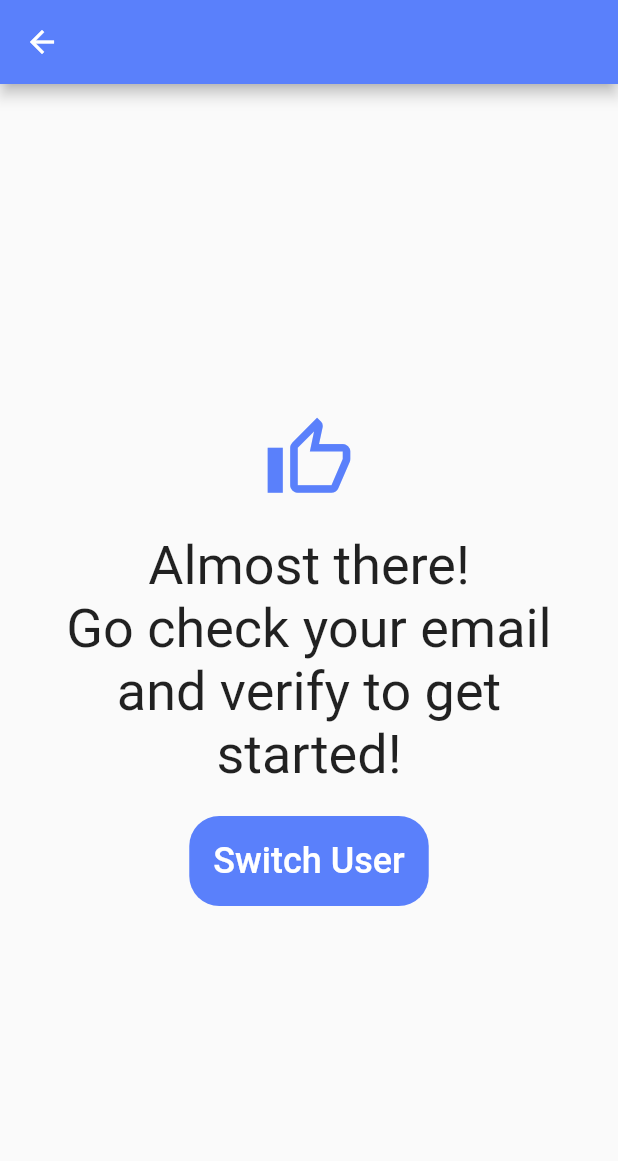
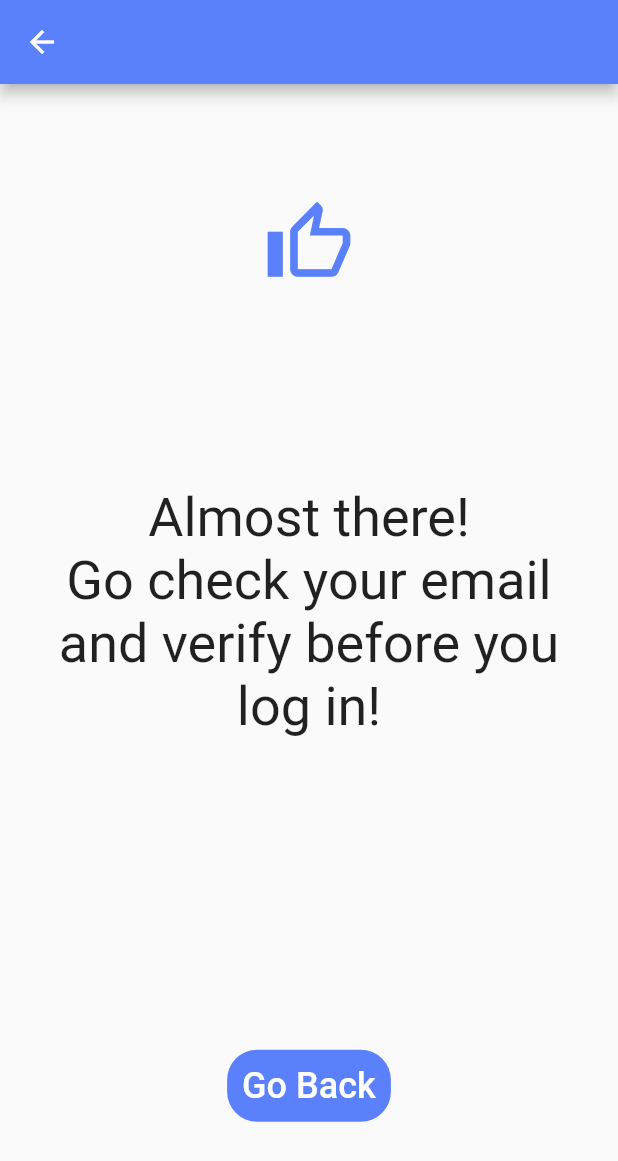
Before and after one commit to JeffZincatz/PlanNUS, a Flutter app: the Verifying screen opened directly, on a phone screen of 412 x 824 dp. Shown: the top 1161 px of the screen. Run offline on Flutter 3.47's test engine with Material 2 defaults, Android fonts, the phone set to English and light mode, and no system bars; our stand-ins replace cloud_firestore, firebase_auth, firebase_core, fl_chart, flutter_datetime_picker, flutter_spinkit and 2 more; accounts and stored records are empty; network calls fail.

Commit message:
added email verification to sign in

```diff
--- a/lib/main.dart
+++ b/lib/main.dart
@@ -3,6 +3,7 @@ import 'package:firebase_core/firebase_core.dart';
 import 'package:firebase_auth/firebase_auth.dart';
 import 'package:plannus/screens/authenticate/SignIn.dart';
 import 'package:plannus/screens/authenticate/SignUp.dart';
+import 'package:plannus/screens/authenticate/Verifying.dart';
 import 'package:plannus/services/AuthService.dart';
 import 'package:plannus/screens/Wrapper.dart';
 import 'package:provider/provider.dart';
--- a/lib/screens/authenticate/SignUp.dart
+++ b/lib/screens/authenticate/SignUp.dart
@@ -126,12 +126,7 @@ class _SignUpState extends State<SignUp> {
                                 setState(() => loading = true);
                                 dynamic result =
                                 await _auth.signUpWithEmailAndPassword(
-                                    username, email, password_1).then(
-                                        (_) {
-                                      User user = _auth.getCurrentUser();
-                                      user.sendEmailVerification();
-                                    }
-                                );
+                                    username, email, password_1);
                                 if (result == null) {
                                   setState(() {
                                     error =
@@ -139,8 +134,11 @@ class _SignUpState extends State<SignUp> {
                                     loading = false;
                                   });
                                 } else {
-                                  Navigator.pop(context);
-                                  setState(() => error = "");
+                                  User user = _auth.getCurrentUser();
+                                  await user.sendEmailVerification().then((_) {
+                                    Navigator.pop(context);
+                                    setState(() => error = "");
+                                  });
                                 }
                               }
                             },
--- a/lib/screens/authenticate/Verifying.dart
+++ b/lib/screens/authenticate/Verifying.dart
@@ -1,6 +1,9 @@
 import 'package:flutter/material.dart';
+import 'package:plannus/elements/MyButtons.dart';
 import 'package:plannus/util/PresetColors.dart';
 import 'package:plannus/services/AuthService.dart';
+
+import '../Wrapper.dart';
 
 class Verifying extends StatefulWidget {
   const Verifying({Key key}) : super(key: key);
@@ -12,6 +15,8 @@ class Verifying extends StatefulWidget {
 class _VerifyingState extends State<Verifying> {
   final AuthService _auth = new AuthService();
 
+  String error = "";
+
   @override
   Widget build(BuildContext context) {
     return Scaffold(
@@ -19,7 +24,7 @@ class _VerifyingState extends State<Verifying> {
       body: Padding(
         padding: const EdgeInsets.all(20),
         child: Column(
-          mainAxisAlignment: MainAxisAlignment.center,
+          mainAxisAlignment: MainAxisAlignment.spaceEvenly,
           crossAxisAlignment: CrossAxisAlignment.center,
           children: [
             Icon(
@@ -31,7 +36,7 @@ class _VerifyingState extends State<Verifying> {
               height: 20,
             ),
             Text(
-              "Almost there!\nGo check your email and verify to get started!",
+              "Almost there!\nGo check your email and verify before you log in!",
               style: TextStyle(
                 fontSize: 36,
               ),
@@ -40,24 +45,18 @@ class _VerifyingState extends State<Verifying> {
             SizedBox(
               height: 20,
             ),
-            TextButton(
-              child: Text(
-                "Switch User",
-                style: TextStyle(
-                  fontSize: 24,
-                  color: Colors.white,
-                ),
+            Text(
+              error,
+              style: TextStyle(
+                fontSize: 16,
+                color: Colors.red,
               ),
-              style: TextButton.styleFrom(
-                backgroundColor: PresetColors.blueAccent,
-                padding: EdgeInsets.all(16),
-                shape: RoundedRectangleBorder(
-                  borderRadius: BorderRadius.circular(20.0),
-                ),
-              ),
-              onPressed: () async {
-                await _auth.signOut();
-              },
+            ),
+            MyButtons.roundedBlue(
+                onPressed: () async {
+                  await _auth.signOut();
+                },
+                text: "Go Back"
             ),
           ],
         ),
```
